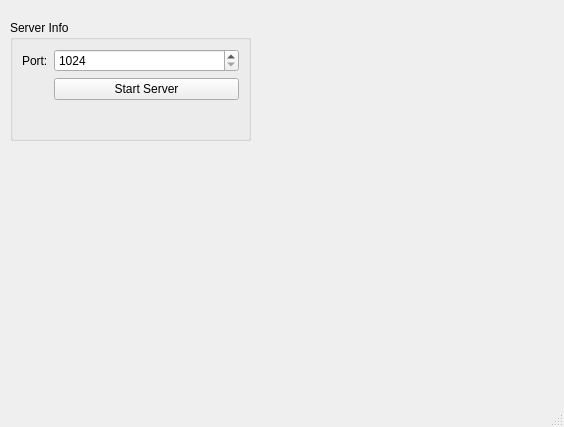
Old version of the form mainwindow.ui in the repository fkula5/smart-home.
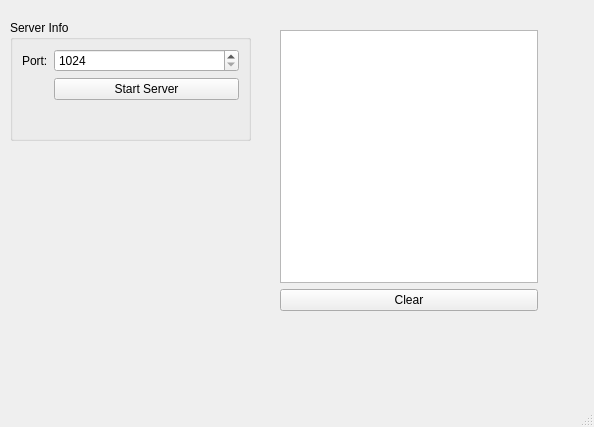
New version of the form.

```diff
--- a/mainwindow.ui
+++ b/mainwindow.ui
@@ -6,13 +6,29 @@
    <rect>
     <x>0</x>
     <y>0</y>
-    <width>564</width>
+    <width>594</width>
     <height>427</height>
    </rect>
   </property>
+  <property name="minimumSize">
+   <size>
+    <width>25</width>
+    <height>0</height>
+   </size>
+  </property>
   <property name="windowTitle">
    <string>MainWindow</string>
   </property>
+  <property name="styleSheet">
+   <string notr="true">#lblConnectionStatus[state = &quot;0&quot;]{
+	background-color: rgb(234, 0, 0);
+}
+
+#lblConnectionStatus[state = &quot;1&quot;]{
+	background-color: rgb(67, 135, 100);
+}
+</string>
+  </property>
   <widget class="QWidget" name="centralwidget">
    <widget class="QGroupBox" name="groupBox">
     <property name="geometry">
@@ -51,6 +67,50 @@
        </property>
       </widget>
      </item>
+     <item row="1" column="0">
+      <widget class="QLabel" name="lblConnectionStatus">
+       <property name="minimumSize">
+        <size>
+         <width>25</width>
+         <height>25</height>
+        </size>
+       </property>
+       <property name="maximumSize">
+        <size>
+         <width>25</width>
+         <height>25</height>
+        </size>
+       </property>
+       <property name="text">
+        <string/>
+       </property>
+       <property name="state" stdset="0">
+        <string>0</string>
+       </property>
+      </widget>
+     </item>
+    </layout>
+   </widget>
+   <widget class="QWidget" name="">
+    <property name="geometry">
+     <rect>
+      <x>280</x>
+      <y>30</y>
+      <width>258</width>
+      <height>281</height>
+     </rect>
+    </property>
+    <layout class="QVBoxLayout" name="verticalLayout">
+     <item>
+      <widget class="QListWidget" name="lstConsole"/>
+     </item>
+     <item>
+      <widget class="QPushButton" name="btnClear">
+       <property name="text">
+        <string>Clear</string>
+       </property>
+      </widget>
+     </item>
     </layout>
    </widget>
   </widget>
```
Left out of the diff: 23 changed lines with no effect on the pictures.
